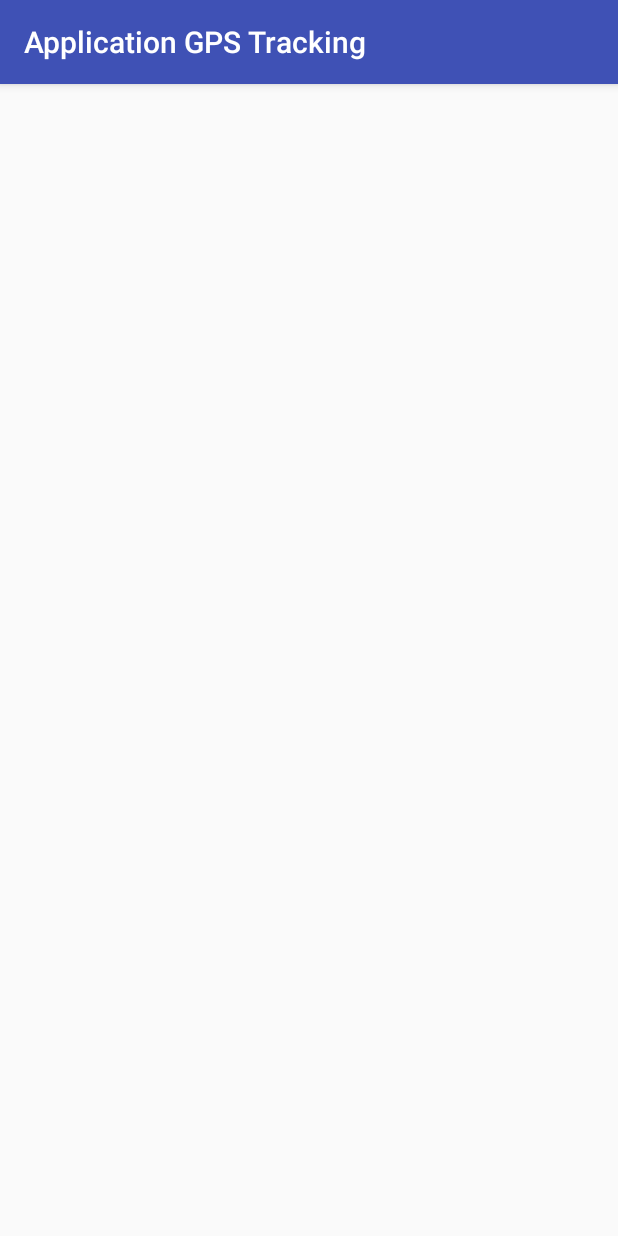
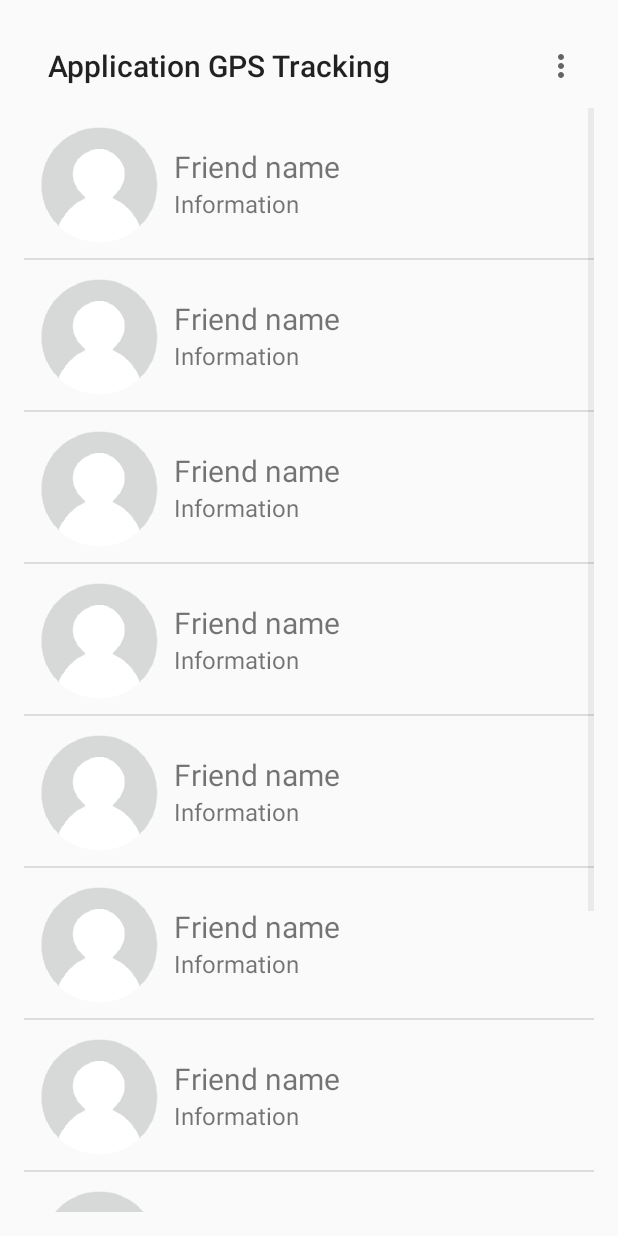
Before and after one commit to anggam/ApplicationGPSTracking, an Android app: the MenuActivity screen opened directly, with no data from a screen before it, on a phone screen of 412 x 824 dp. Run offline under Robolectric (Android 15) with nearby library versions, the phone set to English and light mode, and no system bars.

Commit message:
Progress

```diff
--- a/app/src/main/java/com/example/runrun/applicationgpstracking/MenuActivity.java
+++ b/app/src/main/java/com/example/runrun/applicationgpstracking/MenuActivity.java
@@ -2,14 +2,53 @@ package com.example.runrun.applicationgpstracking;
 
 import android.os.Bundle;
 import android.support.v7.app.AppCompatActivity;
+import android.support.v7.widget.Toolbar;
+import android.view.Menu;
+import android.view.View;
+import android.widget.ListView;
+import android.widget.ProgressBar;
+
+import com.example.runrun.applicationgpstracking.adapters.FriendsAdapter;
 
 public class MenuActivity extends AppCompatActivity {
+    private Toolbar actionBarToolbar;
+    private FriendsAdapter friendsAdapter;
+    private ListView friendsLV;
+    private ProgressBar friendsPB;
 
+    private View friendPage;
+    private View mapPage;
 
     @Override
     protected void onCreate(Bundle savedInstanceState) {
         super.onCreate(savedInstanceState);
         setContentView(R.layout.activity_menu);
+        initViews();
+        initActionbar();
+        initListView();
+    }
 
+    private void initViews() {
+        actionBarToolbar = (Toolbar) findViewById(R.id.action_bar);
+        friendPage = findViewById(R.id.friend_page);
+        mapPage = findViewById(R.id.map_page);
+        friendsLV = (ListView) findViewById(R.id.friend_lv);
+        friendsPB = (ProgressBar) findViewById(R.id.friend_list_pb);
+        friendsLV.setEmptyView(friendsPB);
+    }
+
+    private void initListView() {
+        friendsAdapter = new FriendsAdapter(this);
+        friendsLV.setAdapter(friendsAdapter);
+    }
+
+    private void initActionbar() {
+        setSupportActionBar(actionBarToolbar);
+    }
+
+    @Override
+    public boolean onCreateOptionsMenu(Menu menu) {
+        getMenuInflater().inflate(R.menu.menuactivity_menu, menu);
+        return super.onCreateOptionsMenu(menu);
     }
 }
--- /dev/null
+++ b/app/src/main/java/com/example/runrun/applicationgpstracking/adapters/FriendsAdapter.java
@@ -0,0 +1,42 @@
+package com.example.runrun.applicationgpstracking.adapters;
+
+import android.content.Context;
+import android.view.LayoutInflater;
+import android.view.View;
+import android.view.ViewGroup;
+import android.widget.BaseAdapter;
+
+import com.example.runrun.applicationgpstracking.R;
+
+/**
+ * Created by Wahid Hasan Ariyanto
+ * on 1/8/16.
+ */
+public class FriendsAdapter extends BaseAdapter {
+    private Context context;
+
+    public FriendsAdapter(Context context) {
+        this.context = context;
+    }
+
+    @Override
+    public int getCount() {
+        return 10;
+    }
+
+    @Override
+    public Object getItem(int i) {
+        return null;
+    }
+
+    @Override
+    public long getItemId(int i) {
+        return 0;
+    }
+
+    @Override
+    public View getView(int i, View view, ViewGroup viewGroup) {
+        view = LayoutInflater.from(context).inflate(R.layout.layout_friend_list_item, viewGroup, false);
+        return view;
+    }
+}
--- /dev/null
+++ b/app/src/main/java/com/example/runrun/applicationgpstracking/extensions/RoundedImageView.java
@@ -0,0 +1,78 @@
+package com.example.runrun.applicationgpstracking.extensions;
+
+import android.content.Context;
+import android.graphics.Bitmap;
+import android.graphics.Bitmap.Config;
+import android.graphics.Canvas;
+import android.graphics.Color;
+import android.graphics.Paint;
+import android.graphics.PorterDuff.Mode;
+import android.graphics.PorterDuffXfermode;
+import android.graphics.Rect;
+import android.graphics.drawable.BitmapDrawable;
+import android.graphics.drawable.Drawable;
+import android.util.AttributeSet;
+import android.widget.ImageView;
+
+public class RoundedImageView extends ImageView {
+
+    public RoundedImageView(Context context) {
+        super(context);
+        // TODO Auto-generated constructor stub
+    }
+
+    public RoundedImageView(Context context, AttributeSet attrs) {
+        super(context, attrs);
+    }
+
+    public RoundedImageView(Context context, AttributeSet attrs, int defStyle) {
+        super(context, attrs, defStyle);
+    }
+
+    @Override
+    protected void onDraw(Canvas canvas) {
+
+        Drawable drawable = getDrawable();
+
+        if (drawable == null) {
+            return;
+        }
+
+        if (getWidth() == 0 || getHeight() == 0) {
+            return;
+        }
+        Bitmap b = ((BitmapDrawable) drawable).getBitmap();
+        Bitmap bitmap = b.copy(Config.ARGB_8888, true);
+
+        int w = getWidth();
+
+        Bitmap roundBitmap = getCroppedBitmap(bitmap, w);
+        canvas.drawBitmap(roundBitmap, 0, 0, null);
+
+    }
+
+    public static Bitmap getCroppedBitmap(Bitmap bmp, int radius) {
+        Bitmap sbmp;
+        if (bmp.getWidth() != radius || bmp.getHeight() != radius)
+            sbmp = Bitmap.createScaledBitmap(bmp, radius, radius, false);
+        else
+            sbmp = bmp;
+        Bitmap output = Bitmap.createBitmap(sbmp.getWidth(), sbmp.getHeight(), Config.ARGB_8888);
+        Canvas canvas = new Canvas(output);
+
+//		final int color = 0xffa19774;
+        final Paint paint = new Paint();
+        final Rect rect = new Rect(0, 0, sbmp.getWidth(), sbmp.getHeight());
+
+        paint.setAntiAlias(true);
+        paint.setFilterBitmap(true);
+        paint.setDither(true);
+        canvas.drawARGB(0, 0, 0, 0);
+        paint.setColor(Color.parseColor("#BAB399"));
+        canvas.drawCircle(sbmp.getWidth() / 2 + 0.7f, sbmp.getHeight() / 2 + 0.7f, sbmp.getWidth() / 2 + 0.1f, paint);
+        paint.setXfermode(new PorterDuffXfermode(Mode.SRC_IN));
+        canvas.drawBitmap(sbmp, rect, rect, paint);
+
+        return output;
+    }
+}
--- a/app/src/main/res/layout/activity_menu.xml
+++ b/app/src/main/res/layout/activity_menu.xml
@@ -6,17 +6,39 @@
     android:layout_height="match_parent"
     tools:context="com.example.runrun.applicationgpstracking.MenuActivity">
     <!-- The main content view -->
-    <RelativeLayout
-        android:id="@+id/content_frame" android:layout_width="match_parent"
-        android:layout_height="match_parent" android:paddingLeft="@dimen/activity_horizontal_margin"
+    <LinearLayout
+        android:id="@+id/content_frame"
+        android:layout_width="match_parent"
+        android:layout_height="match_parent"
+        android:orientation="vertical"
+        android:paddingBottom="@dimen/activity_vertical_margin"
+        android:paddingLeft="@dimen/activity_horizontal_margin"
         android:paddingRight="@dimen/activity_horizontal_margin"
-        android:paddingTop="@dimen/activity_vertical_margin"
-        android:paddingBottom="@dimen/activity_vertical_margin">
-        </RelativeLayout>
+        android:paddingTop="@dimen/activity_vertical_margin">
+
+        <android.support.v7.widget.Toolbar
+            android:id="@+id/action_bar"
+            android:layout_width="match_parent"
+            android:layout_height="wrap_content">
+
+        </android.support.v7.widget.Toolbar>
+
+        <FrameLayout
+            android:layout_width="match_parent"
+            android:layout_height="match_parent">
+
+            <include layout="@layout/layout_map" />
+
+            <include layout="@layout/layout_friend_page" />
+
+        </FrameLayout>
+
+    </LinearLayout>
     <!-- The navigation drawer -->
-    <include android:layout_width="240dp"
+    <include
+        layout="@layout/layout_sidebar"
+        android:layout_width="240dp"
         android:layout_height="match_parent"
-        android:layout_gravity="start"
-        layout="@layout/layout_sidebar" />
+        android:layout_gravity="start" />
 
 </android.support.v4.widget.DrawerLayout>
--- /dev/null
+++ b/app/src/main/res/layout/layout_friend_list_item.xml
@@ -0,0 +1,33 @@
+<?xml version="1.0" encoding="utf-8"?>
+<LinearLayout xmlns:android="http://schemas.android.com/apk/res/android"
+    android:orientation="horizontal" android:layout_width="match_parent"
+    android:layout_height="match_parent"
+    android:gravity="center_vertical">
+
+    <com.example.runrun.applicationgpstracking.extensions.RoundedImageView
+        android:id="@+id/user_iv"
+        android:layout_width="80dp"
+        android:layout_height="80dp"
+        android:layout_margin="10dp"
+        android:src="@drawable/avatar"/>
+
+    <LinearLayout
+        android:layout_width="match_parent"
+        android:layout_height="wrap_content"
+        android:layout_weight="1"
+        android:orientation="vertical">
+
+        <TextView
+            android:layout_width="wrap_content"
+            android:layout_height="wrap_content"
+            android:text="Friend name"
+            android:textSize="20sp"/>
+
+        <TextView
+            android:layout_width="wrap_content"
+            android:layout_height="wrap_content"
+            android:textSize="16sp"
+            android:text="Information"/>
+    </LinearLayout>
+
+</LinearLayout>
--- /dev/null
+++ b/app/src/main/res/layout/layout_friend_page.xml
@@ -0,0 +1,17 @@
+<?xml version="1.0" encoding="utf-8"?>
+<FrameLayout xmlns:android="http://schemas.android.com/apk/res/android"
+    android:id="@+id/friend_page"
+    android:layout_width="match_parent" android:layout_height="match_parent">
+
+    <ListView
+        android:id="@+id/friend_lv"
+        android:layout_width="match_parent"
+        android:layout_height="match_parent" />
+
+    <ProgressBar
+        android:layout_width="wrap_content"
+        android:layout_height="wrap_content"
+        android:id="@+id/friend_list_pb"
+        android:layout_gravity="center" />
+
+</FrameLayout>
--- /dev/null
+++ b/app/src/main/res/layout/layout_map.xml
@@ -0,0 +1,14 @@
+<?xml version="1.0" encoding="utf-8"?>
+<LinearLayout xmlns:android="http://schemas.android.com/apk/res/android"
+    android:orientation="vertical" android:layout_width="match_parent"
+    android:layout_height="match_parent"
+    android:id="@+id/map_page"
+    android:visibility="gone"
+    android:padding="20dp">
+
+    <View
+        android:layout_width="match_parent"
+        android:layout_height="300dp"
+        android:background="#ff39d8ca"/>
+
+</LinearLayout>
--- /dev/null
+++ b/app/src/main/res/menu/menuactivity_menu.xml
@@ -0,0 +1,7 @@
+<?xml version="1.0" encoding="utf-8"?>
+<menu xmlns:android="http://schemas.android.com/apk/res/android"
+    xmlns:app="http://schemas.android.com/apk/res-auto">
+    <item android:id="@+id/setting"
+        app:showAsAction="never"
+        android:title="Settings" />
+</menu>
--- a/app/src/main/res/values/styles.xml
+++ b/app/src/main/res/values/styles.xml
@@ -1,7 +1,7 @@
 <resources>
 
     <!-- Base application theme. -->
-    <style name="AppTheme" parent="Theme.AppCompat.Light.DarkActionBar">
+    <style name="AppTheme" parent="Theme.AppCompat.Light.NoActionBar">
         <!-- Customize your theme here. -->
         <item name="colorPrimary">@color/colorPrimary</item>
         <item name="colorPrimaryDark">@color/colorPrimaryDark</item>
```
Also changed, not shown: app/src/main/res/drawable-mdpi/avatar.png (added), 2 other files.
